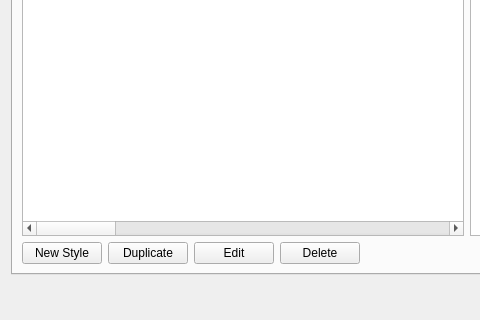
The window that src/ui/managesubtitles_ui.ui (KDE/kdenlive) describes before a commit, drawn with Qt 5; both pictures show x 0 to 480 and y 239 to 559 of the 592 by 559 pixel window.
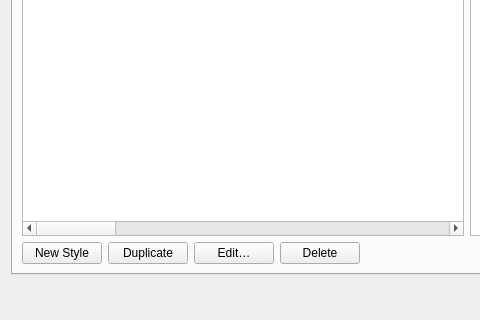
The same window after the commit. The open tabs and pages were chosen to show the change. Icons and pictures are not drawn. Custom widgets are drawn as their Qt base class.

```diff
--- a/src/ui/managesubtitles_ui.ui
+++ b/src/ui/managesubtitles_ui.ui
@@ -320,7 +320,7 @@
           </sizepolicy>
          </property>
          <property name="text">
-          <string>Edit</string>
+          <string>Edit…</string>
          </property>
          <property name="icon">
           <iconset theme="document-edit"/>
```
